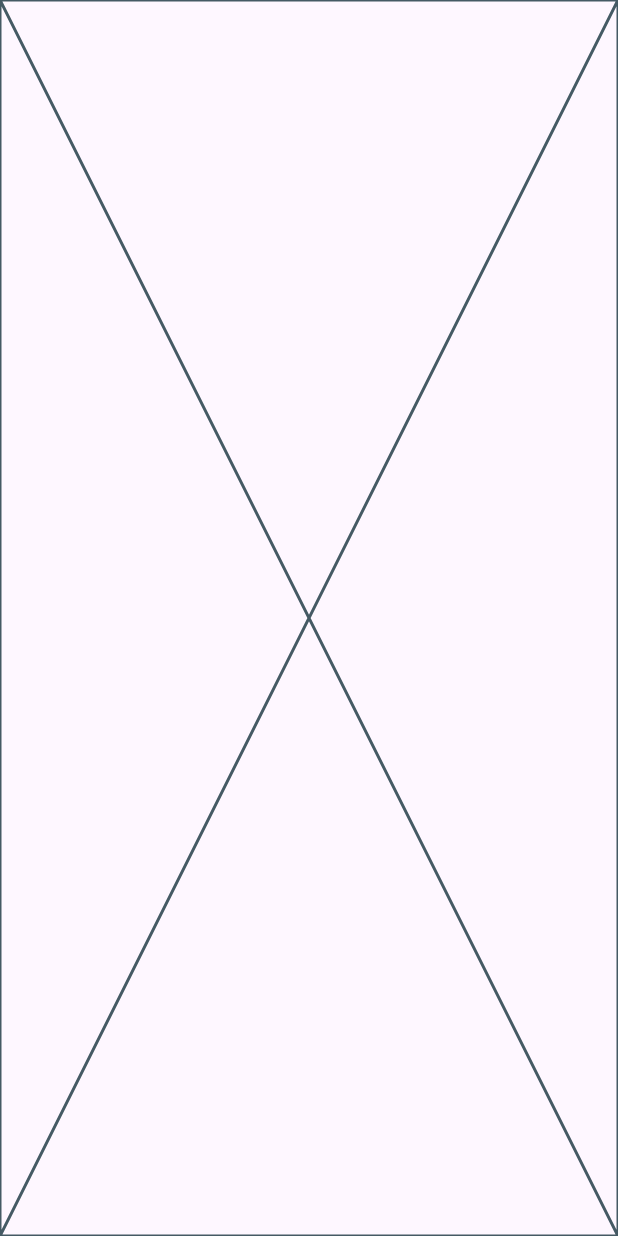
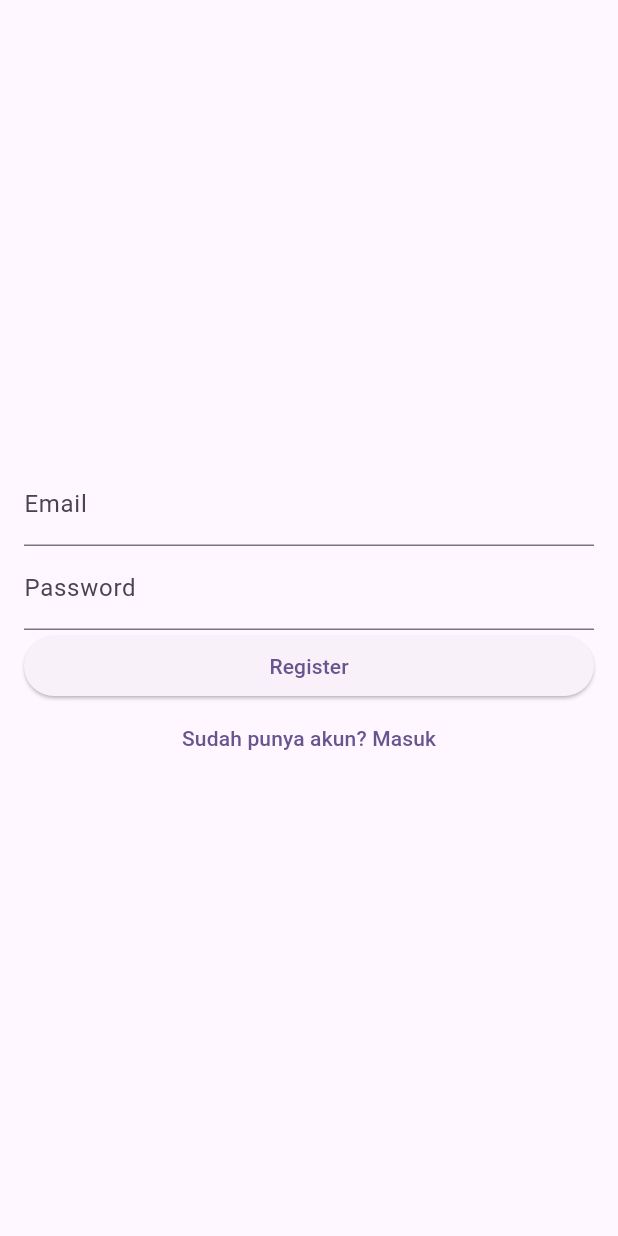
Before and after one commit to RezaAzharii/20220140011_Act4, a Flutter app: the RegisterPage screen opened directly, on a phone screen of 412 x 824 dp. Run offline on Flutter 3.47's test engine with Material 3 defaults, Android fonts, the phone set to English and light mode, and no system bars.

Commit message:
menambahkan form untuk register beserta validator untuk forminputnya

```diff
--- a/lib/pages/register_page.dart
+++ b/lib/pages/register_page.dart
@@ -17,9 +17,56 @@
     super.initState();
   }
 
-
   @override
   Widget build(BuildContext context) {
-    return const Placeholder();
+    return Scaffold(
+      body: Form(
+        key: _formKey,
+        child: Padding(
+          padding: const EdgeInsets.all(16.0),
+          child: Column(
+            mainAxisAlignment: MainAxisAlignment.center,
+            children: [
+              TextFormField(
+                controller: emailController,
+                decoration: const InputDecoration(labelText: "Email"),
+                validator: (value) {
+                  if (value == null || value.isEmpty) {
+                    return 'Please enter your email';
+                  }
+                  return null;
+                },
+              ),
+              TextFormField(
+                controller: passwordController,
+                decoration: const InputDecoration(labelText: "Password"),
+                obscureText: true,
+                validator: (value) {
+                  if (value == null || value.isEmpty) {
+                    return 'Please enter your Password';
+                  }
+                  return null;
+                },
+              ),
+              SizedBox(
+                width: double.infinity,
+                child: ElevatedButton(
+                  onPressed: () {
+
+                  },
+                  child: Text('Register'),
+                ),
+              ),
+              TextButton(
+                onPressed: () {
+
+                },
+                child: Text('Sudah punya akun? Masuk'),
+              ),
+            ],
+          ),
+        ),
+      ),
+    );
   }
 }
```
